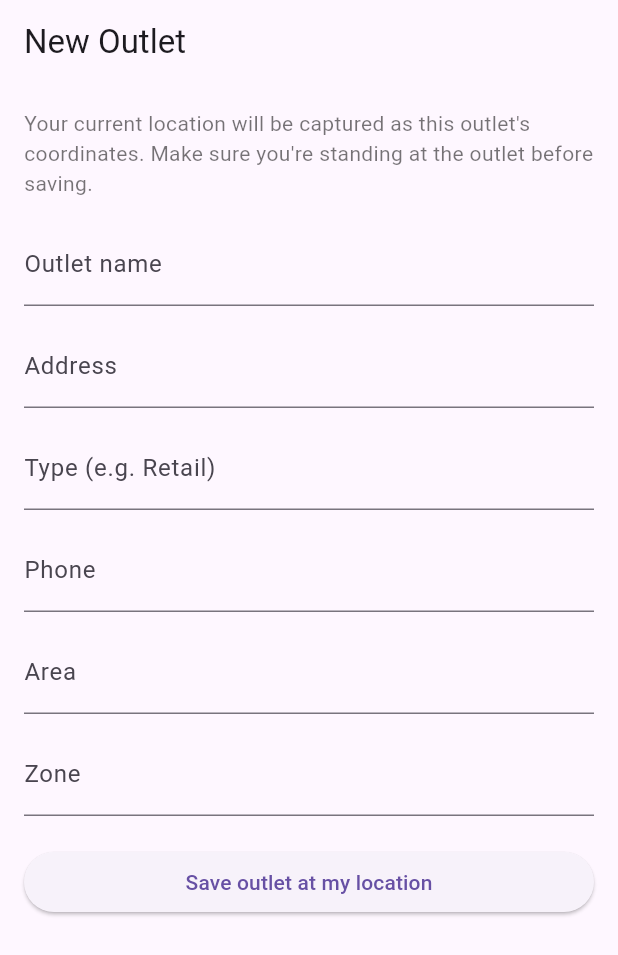
After one commit to Olayori-X/stock-control-mobile, a Flutter app: the CreateOutletPage screen opened by its route, on a phone screen of 412 x 824 dp. The commit adds this screen. Shown: the top 955 px of the screen. Run offline on Flutter 3.47's test engine with Material 3 defaults, Android fonts, the phone set to English and light mode, and no system bars; our stand-ins replace connectivity_plus, dio, flutter_riverpod, flutter_screenutil, fpdart, geolocator and 4 more; accounts and stored records are empty; generated files the repository leaves out were written again.

Commit message:
create outlets and home page

```diff
--- a/lib/core/navigation/pages.dart
+++ b/lib/core/navigation/pages.dart
@@ -12,4 +12,6 @@ class Pages {
 
   static String get pickupRequest => "pickup-request";
   static String get invoices => "invoices";
+
+  static String get createOutlet => "create-outlet";
 }
--- /dev/null
+++ b/lib/features/outlets/data/models/create_outlet_model.dart
@@ -0,0 +1,57 @@
+class CreateOutletPayload {
+  final String name;
+  final String address;
+  final String outletType;
+  final String phone;
+  final double latitude;
+  final double longitude;
+  final String area;
+  final String zone;
+
+  const CreateOutletPayload({
+    required this.name,
+    required this.address,
+    required this.outletType,
+    required this.phone,
+    required this.latitude,
+    required this.longitude,
+    required this.area,
+    required this.zone,
+  });
+
+  Map<String, dynamic> toJson() {
+    return {
+      "name": name,
+      "address": address,
+      "outlet_type": outletType,
+      "phone": phone,
+      "latitude": latitude,
+      "longitude": longitude,
+      "area": area,
+      "zone": zone,
+    };
+  }
+}
+
+class CreateOutletResponse {
+  final String outletId;
+  final String name;
+  final double latitude;
+  final double longitude;
+
+  const CreateOutletResponse({
+    required this.outletId,
+    required this.name,
+    required this.latitude,
+    required this.longitude,
+  });
+
+  factory CreateOutletResponse.fromJson(Map<String, dynamic> map) {
+    return CreateOutletResponse(
+      outletId: map["outlet_id"] ?? "",
+      name: map["name"] ?? "",
+      latitude: (map["latitude"] as num?)?.toDouble() ?? 0,
+      longitude: (map["longitude"] as num?)?.toDouble() ?? 0,
+    );
+  }
+}
--- /dev/null
+++ b/lib/features/outlets/data/repositories/create_my_outlet_repository_impl.dart
@@ -0,0 +1,45 @@
+import 'package:stock_control_app/core/error/error.dart';
+import 'package:stock_control_app/core/error/handler.dart';
+import 'package:stock_control_app/features/outlets/data/datasources/create_my_outlet_datasource.dart';
+import 'package:stock_control_app/features/outlets/data/models/create_outlet_model.dart';
+import 'package:stock_control_app/features/outlets/domain/repositories/create_my_outlet_repository.dart';
+import 'package:dio/dio.dart' show DioException;
+import 'package:fpdart/fpdart.dart';
+
+class CreateMyOutletRepositoryImpl implements CreateMyOutletRepository {
+  final CreateMyOutletDataSource dataSource;
+
+  CreateMyOutletRepositoryImpl({required this.dataSource});
+
+  @override
+  Future<Either<CreatedOutletResult, StockControlAppError>> create(
+    CreateMyOutletParams params,
+  ) async {
+    final payload = CreateOutletPayload(
+      name: params.name,
+      address: params.address,
+      outletType: params.outletType,
+      phone: params.phone,
+      latitude: params.latitude,
+      longitude: params.longitude,
+      area: params.area,
+      zone: params.zone,
+    );
+
+    try {
+      final response = await dataSource.create(payload);
+      return Either.left(
+        CreatedOutletResult(
+          outletId: response.outletId,
+          name: response.name,
+          latitude: response.latitude,
+          longitude: response.longitude,
+        ),
+      );
+    } on DioException catch (e) {
+      return Either.right(determineDioError(e));
+    } catch (e) {
+      return Either.right(StockControlAppError(message: "Error: $e"));
+    }
+  }
+}
--- /dev/null
+++ b/lib/features/outlets/domain/repositories/create_my_outlet_repository.dart
@@ -0,0 +1,57 @@
+import 'package:stock_control_app/core/error/error.dart';
+import 'package:fpdart/fpdart.dart';
+
+abstract interface class CreateMyOutletRepository {
+  Future<Either<CreatedOutletResult, StockControlAppError>> create(
+    CreateMyOutletParams params,
+  );
+}
+
+class CreateMyOutletParams {
+  final String name;
+  final String address;
+  final String outletType;
+  final String phone;
+  final double latitude;
+  final double longitude;
+  final String area;
+  final String zone;
+
+  const CreateMyOutletParams({
+    required this.name,
+    required this.address,
+    required this.outletType,
+    required this.phone,
+    required this.latitude,
+    required this.longitude,
+    required this.area,
+    required this.zone,
+  });
+
+  Map<String, dynamic> toJson() {
+    return {
+      "name": name,
+      "address": address,
+      "outlet_type": outletType,
+      "phone": phone,
+      "latitude": latitude,
+      "longitude": longitude,
+      "area": area,
+      "zone": zone,
+    };
+  }
+}
+
+class CreatedOutletResult {
+  final String outletId;
+  final String name;
+  final double latitude;
+  final double longitude;
+
+  const CreatedOutletResult({
+    required this.outletId,
+    required this.name,
+    required this.latitude,
+    required this.longitude,
+  });
+}
--- /dev/null
+++ b/lib/features/outlets/presentation/functions/create_outlet.dart
@@ -0,0 +1,67 @@
+import 'package:flutter_riverpod/flutter_riverpod.dart';
+import 'package:get_it/get_it.dart';
+import 'package:geolocator/geolocator.dart';
+import 'package:stock_control_app/features/outlets/domain/repositories/create_my_outlet_repository.dart';
+import 'package:stock_control_app/features/outlets/domain/usecases/create_my_outlet_use_case.dart';
+import 'package:stock_control_app/features/outlets/presentation/provider/create_outlet_provider.dart';
+
+void createOutlet(
+  WidgetRef ref, {
+  required String name,
+  required String address,
+  required String outletType,
+  required String phone,
+  required String area,
+  required String zone,
+}) {
+  ref.watch(createOutletStateProvider.notifier).state = AppState.loading;
+  _captureAndCreate(ref, name, address, outletType, phone, area, zone);
+}
+
+Future<void> _captureAndCreate(
+  WidgetRef ref,
+  String name,
+  String address,
+  String outletType,
+  String phone,
+  String area,
+  String zone,
+) async {
+  // GPS captured HERE, at the outlet — this is the entire point of the
+  // feature. Never let coordinates be manually entered by a sales
+  // associate; that's what makes this different from the admin flow.
+  Position position;
+  try {
+    position = await Geolocator.getCurrentPosition(desiredAccuracy: LocationAccuracy.high);
+  } catch (e) {
+    ref.watch(createOutletErrorMessageProvider.notifier).state =
+        "Could not get your location. Enable location services and try again.";
+    ref.watch(createOutletStateProvider.notifier).state = AppState.error;
+    return;
+  }
+
+  CreateMyOutletUseCase useCase = GetIt.I.get();
+  final response = await useCase(
+    CreateMyOutletParams(
+      name: name,
+      address: address,
+      outletType: outletType,
+      phone: phone,
+      latitude: position.latitude,
+      longitude: position.longitude,
+      area: area,
+      zone: zone,
+    ),
+  );
+
+  response.fold(
+    (l) {
+      ref.watch(createOutletResultProvider.notifier).state = l;
+      ref.watch(createOutletStateProvider.notifier).state = AppState.success;
+    },
+    (r) {
+      ref.watch(createOutletErrorMessageProvider.notifier).state = r.message;
+      ref.watch(createOutletStateProvider.notifier).state = AppState.error;
+    },
+  );
+}
--- /dev/null
+++ b/lib/features/outlets/presentation/pages/create_outlet_page.dart
@@ -0,0 +1,92 @@
+import 'package:flutter/material.dart';
+import 'package:flutter_riverpod/flutter_riverpod.dart';
+import 'package:stock_control_app/features/outlets/presentation/provider/create_outlet_provider.dart';
+import 'package:stock_control_app/features/outlets/presentation/functions/create_outlet.dart';
+
+class CreateOutletPage extends ConsumerStatefulWidget {
+  const CreateOutletPage({super.key});
+
+  @override
+  ConsumerState<CreateOutletPage> createState() => _CreateOutletPageState();
+}
+
+class _CreateOutletPageState extends ConsumerState<CreateOutletPage> {
+  final _nameController = TextEditingController();
+  final _addressController = TextEditingController();
+  final _typeController = TextEditingController();
+  final _phoneController = TextEditingController();
+  final _areaController = TextEditingController();
+  final _zoneController = TextEditingController();
+
+  @override
+  void dispose() {
+    _nameController.dispose();
+    _addressController.dispose();
+    _typeController.dispose();
+    _phoneController.dispose();
+    _areaController.dispose();
+    _zoneController.dispose();
+    super.dispose();
+  }
+
+  @override
+  Widget build(BuildContext context) {
+    final state = ref.watch(createOutletStateProvider);
+    final errorMessage = ref.watch(createOutletErrorMessageProvider);
+    final result = ref.watch(createOutletResultProvider);
+    final isLoading = state == AppState.loading;
+
+    return Scaffold(
+      appBar: AppBar(title: const Text("New Outlet")),
+      body: ListView(
+        padding: const EdgeInsets.all(16),
+        children: [
+          const Text(
+            "Your current location will be captured as this outlet's coordinates. "
+            "Make sure you're standing at the outlet before saving.",
+            style: TextStyle(color: Colors.black54),
+          ),
+          const SizedBox(height: 16),
+          TextField(controller: _nameController, decoration: const InputDecoration(labelText: "Outlet name")),
+          const SizedBox(height: 12),
+          TextField(controller: _addressController, decoration: const InputDecoration(labelText: "Address")),
+          const SizedBox(height: 12),
+          TextField(controller: _typeController, decoration: const InputDecoration(labelText: "Type (e.g. Retail)")),
+          const SizedBox(height: 12),
+          TextField(controller: _phoneController, decoration: const InputDecoration(labelText: "Phone")),
+          const SizedBox(height: 12),
+          TextField(controller: _areaController, decoration: const InputDecoration(labelText: "Area")),
+          const SizedBox(height: 12),
+          TextField(controller: _zoneController, decoration: const InputDecoration(labelText: "Zone")),
+          const SizedBox(height: 20),
+          if (state == AppState.error)
+            Padding(
+              padding: const EdgeInsets.only(bottom: 12),
+              child: Text(errorMessage, style: const TextStyle(color: Colors.red)),
+            ),
+          if (state == AppState.success && result != null)
+            Padding(
+              padding: const EdgeInsets.only(bottom: 12),
+              child: Text("${result.name} created and assigned to you.", style: const TextStyle(color: Colors.green)),
+            ),
+          ElevatedButton(
+            onPressed: isLoading
+                ? null
+                : () => createOutlet(
+                      ref,
+                      name: _nameController.text.trim(),
+                      address: _addressController.text.trim(),
+                      outletType: _typeController.text.trim(),
+                      phone: _phoneController.text.trim(),
+                      area: _areaController.text.trim(),
+                      zone: _zoneController.text.trim(),
+                    ),
+            child: isLoading
+                ? const SizedBox(height: 18, width: 18, child: CircularProgressIndicator(strokeWidth: 2))
+                : const Text("Save outlet at my location"),
+          ),
+        ],
+      ),
+    );
+  }
+}
--- /dev/null
+++ b/lib/features/outlets/presentation/provider/create_outlet_provider.dart
@@ -0,0 +1,8 @@
+import 'package:flutter_riverpod/legacy.dart';
+import 'package:stock_control_app/core/provider/global.dart';
+import 'package:stock_control_app/features/outlets/domain/repositories/create_my_outlet_repository.dart';
+export 'package:stock_control_app/core/provider/global.dart';
+
+final StateProvider<AppState> createOutletStateProvider = StateProvider((ref) => AppState.initial);
+final StateProvider<String> createOutletErrorMessageProvider = StateProvider((ref) => "");
+final StateProvider<CreatedOutletResult?> createOutletResultProvider = StateProvider((ref) => null);
--- a/lib/features/outlets/presentation/routes.dart
+++ b/lib/features/outlets/presentation/routes.dart
@@ -1,6 +1,7 @@
 import 'package:go_router/go_router.dart';
 import 'package:stock_control_app/core/extensions/string.dart';
 import 'package:stock_control_app/core/navigation/pages.dart';
+import 'package:stock_control_app/features/outlets/presentation/pages/create_outlet_page.dart';
 import 'package:stock_control_app/features/outlets/presentation/pages/outlet_detail_page.dart';
 import 'package:stock_control_app/features/route/domain/repositories/get_route_plan_repository.dart';
 
@@ -12,6 +13,11 @@ final List<GoRoute> outletFeatureRoutes = [
       return OutletDetailPage(stop: args.stop, routeDay: args.routeDay);
     },
   ),
+
+  GoRoute(
+    path: Pages.createOutlet.path,
+    builder: (context, state) => const CreateOutletPage(),
+  ),
 ];
 
 class OutletDetailArgs {
--- a/lib/main.dart
+++ b/lib/main.dart
@@ -11,8 +11,8 @@ import 'package:stock_control_app/core/navigation/pages.dart';
 import 'package:stock_control_app/core/network/session.dart';
 import 'package:stock_control_app/core/session/session_storage.dart';
 import 'package:stock_control_app/core/sync/sync_service.dart';
+import 'package:stock_control_app/features/dashboard/presentation/pages/dashboard_home_page.dart';
 import 'package:stock_control_app/features/outlets/presentation/routes.dart';
-import 'package:stock_control_app/features/route/presentation/pages/today_route_page.dart';
 import 'package:stock_control_app/features/route/presentation/routes.dart';
 import 'package:stock_control_app/features/sales/presentation/routes.dart';
 import 'package:stock_control_app/features/scs/invoices/presentation/routes.dart';
@@ -69,7 +69,7 @@ class _StockControlAppState extends ConsumerState<StockControlApp> {
         ...invoicesFeatureRoutes,
         GoRoute(
           path: Pages.home.path,
-          builder: (context, state) => const TodayRoutePage(),
+          builder: (context, state) => const DashboardHomePage(), // was TodayRoutePage
         ),
       ],
     );
```
Also changed, not shown: lib/features/dashboard/presentation/pages/dashboard_home_page.dart (added, +109 -0 lines), lib/features/outlets/data/datasources/create_my_outlet_datasource.dart (added, +16 -0 lines), lib/features/outlets/domain/usecases/create_my_outlet_use_case.dart (added, +17 -0 lines), lib/init.dart (+41 -8 lines).
